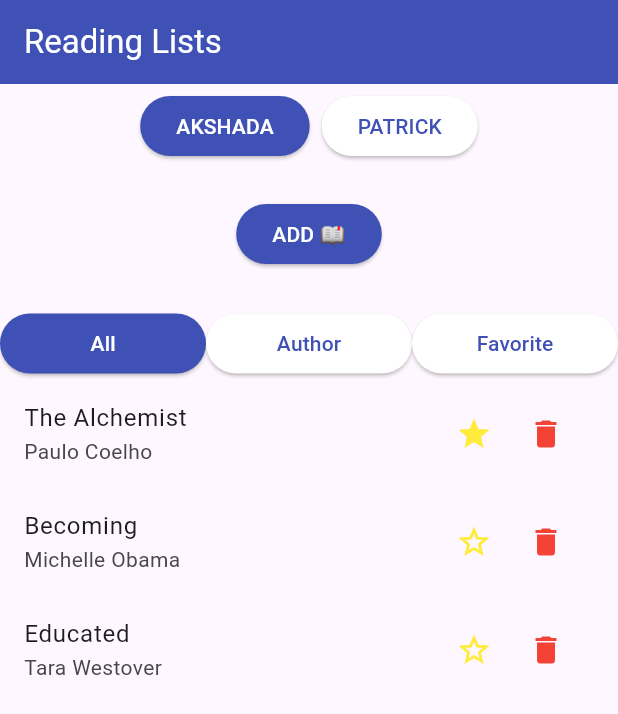
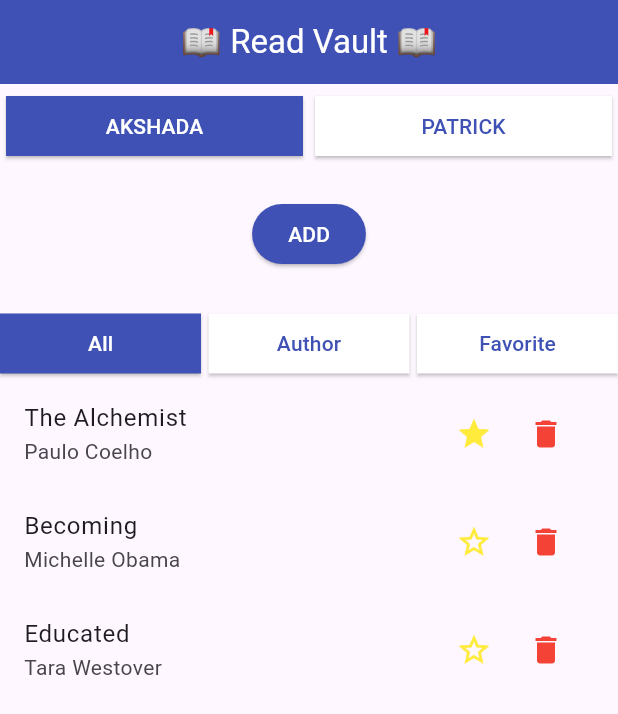
Before and after one commit to farihaarai/Read_Vault, a Flutter app: the screen it shows after launch, after a tap on "All", on a phone screen of 412 x 824 dp. Shown: the top 714 px of the screen. Run offline on Flutter 3.47's test engine with Material 3 defaults, Android fonts, the phone set to English and light mode, and no system bars; our stand-ins replace get; accounts and stored records are empty.

Commit message:
feat: completed UI and functionality

```diff
--- a/lib/controllers/user_controller.dart
+++ b/lib/controllers/user_controller.dart
@@ -3,19 +3,24 @@ import '../models/book.dart';
 import '../models/user.dart';
 
 class UserController extends GetxController {
-  var users = <User>[].obs;
-  var currentUser = Rx<User?>(null);
-  var filter = "all".obs;
-  var query = "".obs;
+  // 1) Explicit reactive type (no `var`)
+  final RxList<User> users = <User>[].obs;
+
+  // Optional: Rxn is the idiomatic nullable Rx
+  final Rxn<User> currentUser = Rxn<User>();
+
+  final RxString filter = "all".obs;
+  final RxString query = "".obs;
 
   @override
   void onInit() {
     super.onInit();
-    // Predefined users
-    users.addAll([
+
+    // 2) Explicitly typed list literals to avoid List<dynamic>
+    users.addAll(<User>[
       User(
         name: "AKSHADA",
-        books: [
+        books: <Book>[
           Book(
             id: 1,
             name: "The Alchemist",
@@ -39,7 +44,7 @@ class UserController extends GetxController {
       ),
       User(
         name: "PATRICK",
-        books: [
+        books: <Book>[
           Book(
             id: 4,
             name: "Sapiens",
@@ -63,13 +68,14 @@ class UserController extends GetxController {
       ),
     ]);
 
-    currentUser.value = users[0];
+    // Safe pick
+    currentUser.value = users.isNotEmpty ? users.first : null;
   }
 
   void selectUser(User u) {
     currentUser.value = u;
-    filter.value = "all";
-    query.value = "";
+    // filter.value = "all";
+    // query.value = "";
   }
 
   void addBook(Book book) {
@@ -81,13 +87,13 @@ class UserController extends GetxController {
   }
 
   void toggleFavorite(Book book) {
-    book.isFavorite = !book.isFavorite;
+    book.isFavorite.value = !book.isFavorite.value;
   }
 
   List<Book> get filteredBooks {
-    var books = currentUser.value?.books ?? [];
+    List<Book> books = currentUser.value?.books ?? [];
     if (filter.value == "favorite") {
-      books = books.where((b) => b.isFavorite).toList();
+      books = books.where((b) => b.isFavorite.value).toList();
     }
     if (filter.value == "author" && query.value.isNotEmpty) {
       books = books
--- a/lib/main.dart
+++ b/lib/main.dart
@@ -15,11 +15,11 @@ class MyApp extends StatelessWidget {
     return GetMaterialApp(
       debugShowCheckedModeBanner: false,
       title: 'Reading List',
-      initialRoute: '/',
+      initialRoute: '/Dashboard',
       getPages: [
-        GetPage(name: '/', page: () => HomeScreen()),
-        GetPage(name: '/add', page: () => AddBookScreen()),
-        GetPage(name: '/author', page: () => AuthorSearchScreen()),
+        GetPage(name: '/Dashboard', page: () => HomeScreen()),
+        GetPage(name: '/add-book', page: () => AddBookScreen()),
+        GetPage(name: '/search-by-author', page: () => AuthorSearchScreen()),
       ],
     );
   }
--- a/lib/models/book.dart
+++ b/lib/models/book.dart
@@ -1,15 +1,17 @@
+import 'package:get/get.dart';
+
 class Book {
   int id;
   String name;
   String author;
   String description;
-  bool isFavorite;
+  RxBool isFavorite;
 
   Book({
     required this.id,
     required this.name,
     required this.author,
     required this.description,
-    this.isFavorite = false,
-  });
+    bool isFavorite = false,
+  }) : isFavorite = isFavorite.obs;
 }
--- a/lib/models/user.dart
+++ b/lib/models/user.dart
@@ -1,8 +1,10 @@
+import 'package:get/get.dart';
+
 import 'book.dart';
 
 class User {
   String name;
-  List<Book> books;
+  RxList<Book> books;
 
-  User({required this.name, required this.books});
+  User({required this.name, required List<Book> books}) : books = books.obs;
 }
--- a/lib/screens/home_screen.dart
+++ b/lib/screens/home_screen.dart
@@ -11,7 +11,7 @@ class HomeScreen extends StatelessWidget {
   Widget build(BuildContext context) {
     return Scaffold(
       appBar: AppBar(
-        title: const Text("Reading Lists"),
+        title: Center(child: const Text("📖 Read Vault 📖")),
         backgroundColor: Colors.indigo,
         foregroundColor: Colors.white,
       ),
@@ -24,15 +24,24 @@ class HomeScreen extends StatelessWidget {
               children: userController.users.map((u) {
                 bool isActive =
                     userController.currentUser.value?.name == u.name;
-                return Padding(
+                return Expanded(
+                  child: Padding(
                     padding: const EdgeInsets.all(4.0),
                     child: ElevatedButton(
                       style: ElevatedButton.styleFrom(
-                      backgroundColor: isActive ? Colors.indigo : Colors.white,
-                      foregroundColor: isActive ? Colors.white : Colors.indigo,
+                        backgroundColor: isActive
+                            ? Colors.indigo
+                            : Colors.white,
+                        foregroundColor: isActive
+                            ? Colors.white
+                            : Colors.indigo,
+                        shape: const RoundedRectangleBorder(
+                          borderRadius: BorderRadius.zero,
+                        ),
                       ),
                       onPressed: () => userController.selectUser(u),
                       child: Text(u.name),
+                    ),
                   ),
                 );
               }).toList(),
@@ -45,8 +54,8 @@ class HomeScreen extends StatelessWidget {
               backgroundColor: Colors.indigo,
               foregroundColor: Colors.white,
             ),
-            onPressed: () => Get.toNamed("/add"),
-            child: const Text("ADD 📖"),
+            onPressed: () => Get.toNamed("/add-book"),
+            child: const Text("ADD"),
           ),
           SizedBox(height: 25),
           // Filter Buttons
@@ -62,6 +71,9 @@ class HomeScreen extends StatelessWidget {
                       foregroundColor: userController.filter.value == "all"
                           ? Colors.white
                           : Colors.indigo,
+                      shape: const RoundedRectangleBorder(
+                        borderRadius: BorderRadius.zero,
+                      ),
                     ),
                     onPressed: () {
                       userController.filter.value = "all";
@@ -69,6 +81,7 @@ class HomeScreen extends StatelessWidget {
                     child: const Text("All"),
                   ),
                 ),
+                SizedBox(width: 5),
                 Expanded(
                   child: ElevatedButton(
                     style: ElevatedButton.styleFrom(
@@ -78,13 +91,17 @@ class HomeScreen extends StatelessWidget {
                       foregroundColor: userController.filter.value == "author"
                           ? Colors.white
                           : Colors.indigo,
+                      shape: const RoundedRectangleBorder(
+                        borderRadius: BorderRadius.zero,
+                      ),
                     ),
                     onPressed: () {
-                      Get.toNamed("/author");
+                      Get.toNamed("/search-by-author");
                     },
                     child: const Text("Author"),
                   ),
                 ),
+                SizedBox(width: 5),
                 Expanded(
                   child: ElevatedButton(
                     style: ElevatedButton.styleFrom(
@@ -94,6 +111,9 @@ class HomeScreen extends StatelessWidget {
                       foregroundColor: userController.filter.value == "favorite"
                           ? Colors.white
                           : Colors.indigo,
+                      shape: const RoundedRectangleBorder(
+                        borderRadius: BorderRadius.zero,
+                      ),
                     ),
                     onPressed: () {
                       userController.filter.value = "favorite";
@@ -122,12 +142,17 @@ class HomeScreen extends StatelessWidget {
                     trailing: Row(
                       mainAxisSize: MainAxisSize.min,
                       children: [
-                        IconButton(
+                        Obx(
+                          () => IconButton(
                             icon: Icon(
-                            book.isFavorite ? Icons.star : Icons.star_border,
+                              book.isFavorite.value
+                                  ? Icons.star
+                                  : Icons.star_border,
                               color: Colors.yellow,
                             ),
-                          onPressed: () => userController.toggleFavorite(book),
+                            onPressed: () =>
+                                userController.toggleFavorite(book),
+                          ),
                         ),
                         IconButton(
                           icon: const Icon(Icons.delete, color: Colors.red),
```
Lines whose indentation alone changed are shown as unchanged.
